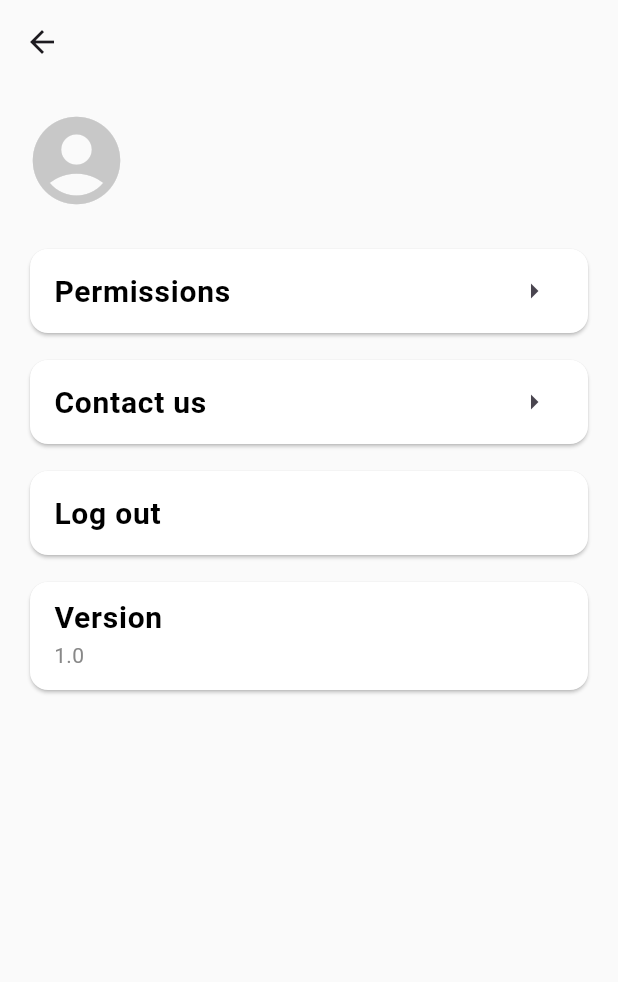
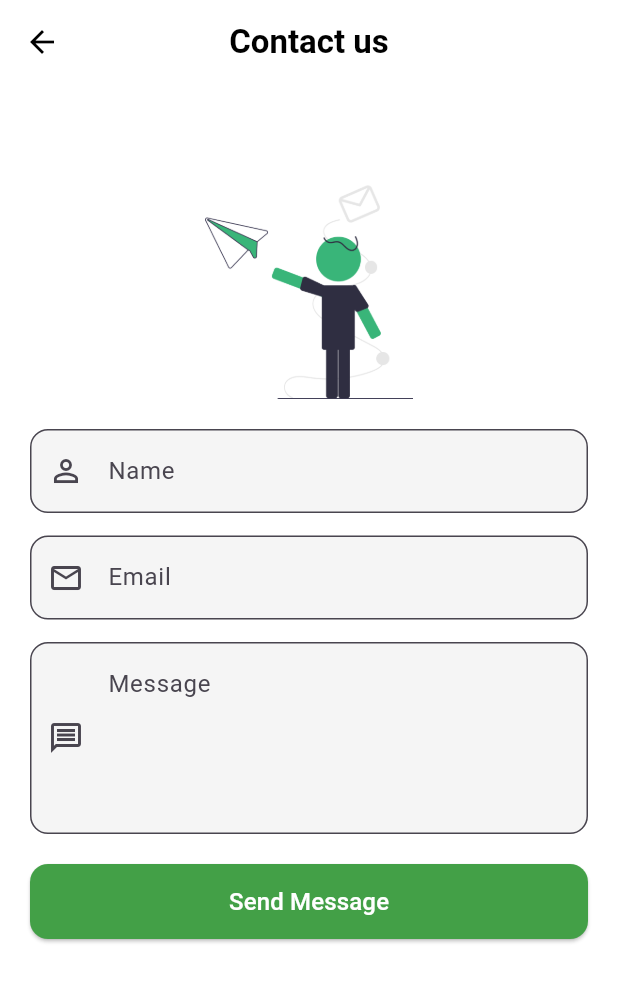
Before and after one commit to Abo-khalil/final_project, a Flutter app: the Accountpage screen opened directly with empty values, after a tap on "Contact us", on a phone screen of 412 x 824 dp. Shown: the top 982 px of the screen. Run offline on Flutter 3.47's test engine with Material 3 defaults, Android fonts, the phone set to English and light mode, and no system bars; our stand-ins replace curved_navigation_bar, percent_indicator, shared_preferences; accounts and stored records are empty.

Commit message:
add pages

```diff
--- a/lib/main.dart
+++ b/lib/main.dart
@@ -1,5 +1,4 @@
 import 'package:final_project/pages/sign_In_page/sign_in.dart';
-import 'package:final_project/pages/signup_page/signup.dart';
 import 'package:flutter/material.dart';
 
 void main() {
--- a/lib/pages/account_page/widgets/acountpagebody.dart
+++ b/lib/pages/account_page/widgets/acountpagebody.dart
@@ -1,5 +1,6 @@
 import 'package:final_project/pages/account_page/widgets/alertmassege.dart';
 import 'package:final_project/pages/account_page/widgets/customwidget.dart';
+import 'package:final_project/pages/contact_us/contactus.dart';
 import 'package:flutter/material.dart';
 
 class Acountpagebody extends StatelessWidget {
@@ -41,7 +42,10 @@ class Acountpagebody extends StatelessWidget {
           Customwidget(
             text: "Contact us",
             icon: const Icon(Icons.arrow_right_outlined),
-            onTap: () {},
+            onTap: () {
+               Navigator.of(context).push(
+                      MaterialPageRoute(builder: (context) => const Contactus()));
+            },
           ),
           const SizedBox(
             height: 10,
--- /dev/null
+++ b/lib/pages/contact_us/contactus.dart
@@ -0,0 +1,100 @@
+import 'package:flutter/material.dart';
+
+class Contactus extends StatelessWidget {
+  const Contactus({super.key});
+
+  @override
+  Widget build(BuildContext context) {
+     return Scaffold(
+      backgroundColor: Colors.white,
+      appBar: AppBar(
+        backgroundColor: Colors.white,
+        elevation: 0,
+        centerTitle: true,
+        title: const Text(
+          "Contact us",
+          style: TextStyle(
+            fontSize: 22,
+            color: Colors.black,
+            fontWeight: FontWeight.bold,
+          ),
+        ),
+        leading: IconButton(
+          icon: const Icon(Icons.arrow_back, color: Colors.black),
+          onPressed: () {
+            Navigator.pop(context);
+          },
+        ),
+      ),
+      body: Padding(
+        padding: const EdgeInsets.all(20),
+        child: Column(
+          children: [
+            const SizedBox(height: 10),
+            Image.asset(
+              "images/dfd491a0-fbea-497a-b1f2-9f5fb53f172c.png",
+              height: 180,
+            ),
+            const SizedBox(height: 20),
+            TextFormField(
+              decoration: InputDecoration(
+                hintText: "Name",
+                prefixIcon: const Icon(Icons.person_outline),
+                border: OutlineInputBorder(
+                  borderRadius: BorderRadius.circular(12),
+                ),
+                filled: true,
+                fillColor: Colors.grey[100],
+              ),
+            ),
+            const SizedBox(height: 15),
+            TextFormField(
+              decoration: InputDecoration(
+                hintText: "Email",
+                prefixIcon: const Icon(Icons.email_outlined),
+                border: OutlineInputBorder(
+                  borderRadius: BorderRadius.circular(12),
+                ),
+                filled: true,
+                fillColor: Colors.grey[100],
+              ),
+            ),
+            const SizedBox(height: 15),
+            TextFormField(
+              maxLines: 4,
+              decoration: InputDecoration(
+                hintText: "Message",
+                prefixIcon: const Icon(Icons.message_outlined),
+                alignLabelWithHint: true,
+                border: OutlineInputBorder(
+                  borderRadius: BorderRadius.circular(12),
+                ),
+                filled: true,
+                fillColor: Colors.grey[100],
+              ),
+            ),
+            const SizedBox(height: 20),
+            SizedBox(
+              width: double.infinity,
+              height: 50,
+              child: ElevatedButton(
+                style: ElevatedButton.styleFrom(
+                  backgroundColor: Colors.green[600],
+                  shape: RoundedRectangleBorder(
+                    borderRadius: BorderRadius.circular(12),
+                  ),
+                ),
+                onPressed: () {
+                },
+                child: const Text(
+                  "Send Message",
+                  style: TextStyle(fontSize: 16 , color: Colors.white),
+                ),
+              ),
+            ),
+          ],
+        ),
+      ),
+    );
+  }
+}
```
Also changed, not shown: lib/pages/forget_password/forgetPassword.dart (added, +87 -0 lines), lib/pages/otp_page/otpPage.dart (added, +103 -0 lines), lib/pages/sign_In_page/widgets/SignInForm.dart (+10 -0 lines), images/dfd491a0-fbea-497a-b1f2-9f5fb53f172c.png (added), lib/core/services/auth_services.dart (line endings or trailing spaces).
